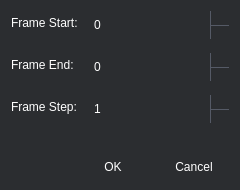
newo-ether/Rendrop, file ui/frame_range_dialog.ui: the form before one commit.
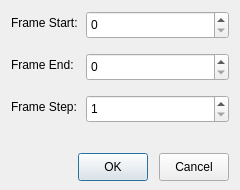
The form after the commit. Icons and pictures are not drawn.

What changed in the file:
```diff
--- a/ui/frame_range_dialog.ui
+++ b/ui/frame_range_dialog.ui
@@ -25,78 +25,6 @@
   <property name="windowTitle">
    <string>Set Frame Range</string>
   </property>
-  <property name="styleSheet">
-   <string notr="true">QDialog {
-    background-color: rgb(43, 45, 48);
-    color: white;
-}
-
-QLabel {
-    color: white;
-    font-family: &quot;Pixel Mixed&quot;;
-    font-size: 12px;
-}
-
-QSpinBox {
-    background: transparent;
-    color: white;
-    padding-left: 5px;
-    padding-right: 20px;
-    border: 1px solid transparent;
-    font-family: &quot;Pixel Mixed&quot;;
-    font-size: 12px;
-}
-
-QSpinBox::up-button {
-    subcontrol-origin: border;
-    subcontrol-position: top right;
-    width: 18px;
-    height: 14px;
-    border-top-right-radius: 6px;
-    border-left: 1px solid rgb(85, 90, 102);
-    border-bottom: 1px solid rgb(85, 90, 102);
-    background: transparent;
-}
-
-QSpinBox::down-button {
-    subcontrol-origin: border;
-    subcontrol-position: bottom right;
-    width: 18px;
-    height: 14px;
-    border-bottom-right-radius: 6px;
-    border-left: 1px solid rgb(85, 90, 102);
-    background: transparent;
-}
-
-QSpinBox::up-button:hover, QSpinBox::down-button:hover {
-    background-color: #4B5362;
-}
-
-QSpinBox::up-button:pressed, QSpinBox::down-button:pressed {
-    background-color: #2B2F38;
-}
-
-QSpinBox::up-arrow {
-    image: url(:/icon/up_arrow.ico);
-    width: 8px;
-    height: 8px;
-}
-
-QSpinBox::down-arrow {
-    image: url(:/icon/down_arrow.ico);
-    width: 8px;
-    height: 8px;
-}
-
-QPushButton {
-    background: transparent;
-    border: 1px solid transparent;
-    color: white;
-    padding: 6px 6px;
-    font-family: &quot;Pixel Mixed&quot;;
-    font-size: 12px;
-}</string>
-  </property>
   <layout class="QVBoxLayout" name="verticalLayout">
    <property name="spacing">
     <number>8</number>
```
